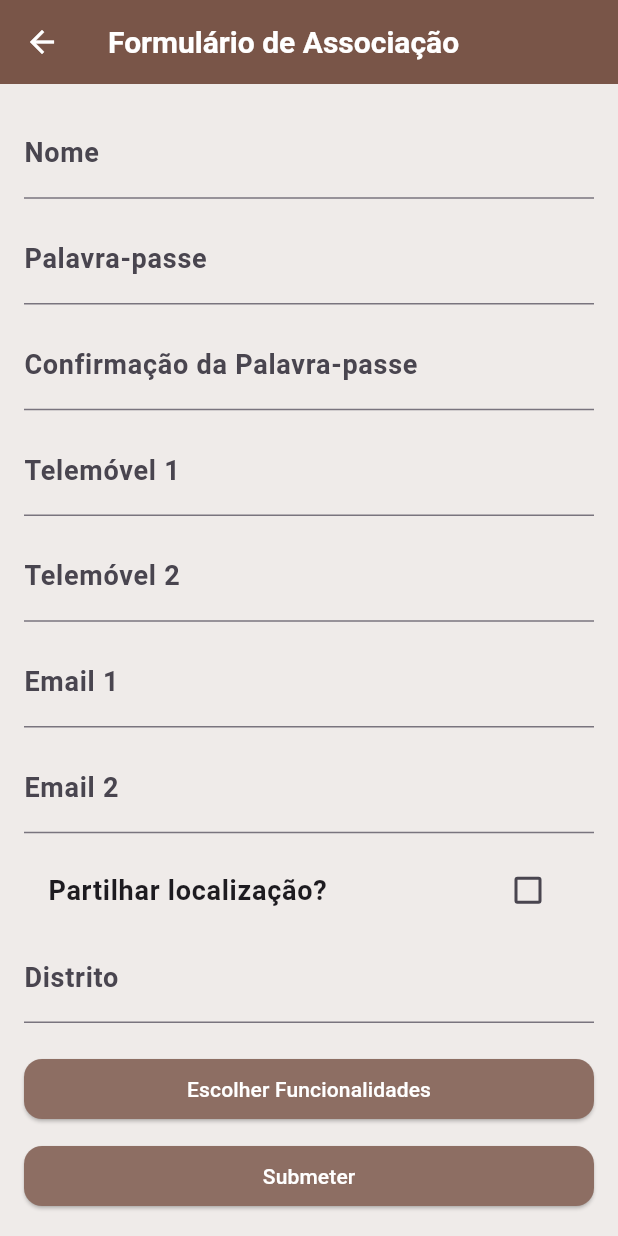
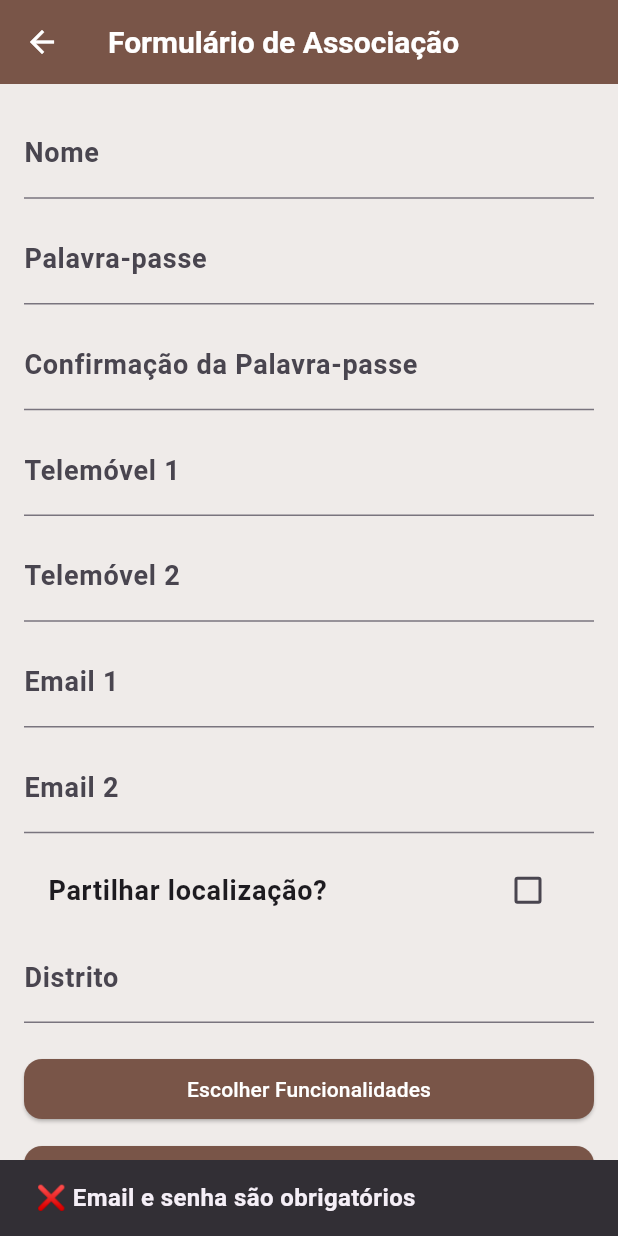
Before and after one commit to DEISI-ULHT-TFC-2024-25/TFC-Aluno2116-PetMatch, a Flutter app: the CriarAssociacao screen opened directly, after a tap on "Submeter", on a phone screen of 412 x 824 dp. Run offline on Flutter 3.47's test engine with Material 3 defaults, Android fonts, the phone set to English and light mode, and no system bars; our stand-ins replace animate_do, cloud_firestore, firebase_auth, firebase_core, google_maps_flutter; accounts and stored records are empty; generated files the repository leaves out were written again.

Commit message:
correção nas funcionalidades guardadas quando a associação sse regista , alteração de tema , tentativa 2 dos unit tests

```diff
--- a/lib/screens/criarAssociacao.dart
+++ b/lib/screens/criarAssociacao.dart
@@ -6,15 +6,16 @@ import 'package:tinder_para_caes/firebaseLogic/authenticationService.dart';
 import 'package:provider/provider.dart';
 import 'package:tinder_para_caes/firebaseLogic/associacaoProvider.dart';
 import '../models/funcionalidades.dart' show Funcionalidades;
+import '../theme/theme.dart'; // Importação do tema
 
 class CriarAssociacao extends StatefulWidget {
   const CriarAssociacao({super.key});
 
   @override
-  _CriarAssociacaoFormScreenState createState() => _CriarAssociacaoFormScreenState();
+  _CriarAssociacaoState createState() => _CriarAssociacaoState();
 }
 
-class _CriarAssociacaoFormScreenState extends State<CriarAssociacao> {
+class _CriarAssociacaoState extends State<CriarAssociacao> {
   bool shareLocation = false;
   final Authenticationservice authService = Authenticationservice();
   final TextEditingController nomeController = TextEditingController();
@@ -27,7 +28,6 @@ class _CriarAssociacaoFormScreenState extends State<CriarAssociacao> {
   final TextEditingController moradaController = TextEditingController();
   final TextEditingController distritoController = TextEditingController();
 
-
   List<Funcionalidades> funcionalidadesSelecionadas = [];
 
   void _mostrarPopUpFuncionalidades() async {
@@ -37,17 +37,19 @@ class _CriarAssociacaoFormScreenState extends State<CriarAssociacao> {
       context: context,
       builder: (BuildContext context) {
         return AlertDialog(
-          title: const Text("Escolha as Funcionalidades que deseja que as pessoas possam realizar"),
-          content: Container(
-            width: MediaQuery.of(context).size.width * 0.9, // Ocupa quase a tela toda
+          title: const Text("Escolha as Funcionalidades"),
+          content: SizedBox(
+            width: MediaQuery.of(context).size.width * 0.9,
             height: MediaQuery.of(context).size.height * 0.7,
-            child: ListView(
+            child: StatefulBuilder(
+              builder: (context, setStateDialog) {
+                return ListView(
                   children: Funcionalidades.values.map((func) {
                     return CheckboxListTile(
                       title: Text(func.toString().split('.').last),
                       value: selecionadasTemp.contains(func),
                       onChanged: (bool? value) {
-                    setState(() {
+                        setStateDialog(() {
                           if (value == true) {
                             selecionadasTemp.add(func);
                           } else {
@@ -57,21 +59,21 @@ class _CriarAssociacaoFormScreenState extends State<CriarAssociacao> {
                       },
                     );
                   }).toList(),
+                );
+              },
             ),
           ),
           actions: [
             TextButton(
-              onPressed: () {
-                Navigator.pop(context, false);
-              },
+              onPressed: () => Navigator.pop(context, false),
               child: const Text("Cancelar"),
             ),
             TextButton(
               onPressed: () {
+                setState(() {
                   funcionalidadesSelecionadas = selecionadasTemp;
-                MaterialPageRoute(
-                    builder: (context) => const AssociacaoHomeScreen(),
-                );;
+                });
+                Navigator.pop(context, true);
               },
               child: const Text("Confirmar"),
             ),
@@ -87,61 +89,70 @@ class _CriarAssociacaoFormScreenState extends State<CriarAssociacao> {
 
   void register() async {
     if (passwordController.text != confirmPasswordController.text) {
-      print("❌ As palavras-passe não coincidem!");
+      ScaffoldMessenger.of(context).showSnackBar(
+        const SnackBar(content: Text("❌ As palavras-passe não coincidem!")),
+      );
       return;
     }
     if (passwordController.text.isEmpty || email1Controller.text.isEmpty) {
-      print("❌ Email e senha são obrigatórios");
+      ScaffoldMessenger.of(context).showSnackBar(
+        const SnackBar(content: Text("❌ Email e senha são obrigatórios")),
+      );
       return;
     }
 
     Map<String, dynamic> associacaoData = {
       "nome": nomeController.text,
       "emailGeral": email1Controller.text,
-      "emailParaAlgumaCoisa": email2Controller.text,
+      "emailParaAlgumaCoisa": email2Controller.text.isNotEmpty ? email2Controller.text : null,
       "telemovelPrincipal": telefone1Controller.text,
       "telemovelSecundario": telefone2Controller.text,
-      "morada": shareLocation ? moradaController.text : null,
-      "distrito": !shareLocation ? distritoController.text : null,
+      "morada": shareLocation ? moradaController.text : null, // Morada apenas se shareLocation for true
+      "distrito": distritoController.text, // Distrito sempre presente
       "tipo": "associacao",
       "animais": [],
       "pedidos": [],
       "eventos": [],
       "necessidades": [],
-      "funcionalidades": funcionalidadesSelecionadas
-          .map((f) => f.toString().split('.').last)
-          .toList(),
+      "funcionalidades": funcionalidadesSelecionadas.map((f) => f.toString().split('.').last).toList(),
     };
 
     var firebaseUser = await authService.registerAssociacao(
-
       email1Controller.text,
       passwordController.text,
       associacaoData,
     );
 
     if (firebaseUser != null) {
-      print("✅ Associação registada com sucesso!");
       final uid = firebaseUser.uid;
       final docRef = FirebaseFirestore.instance.collection('associacao').doc(uid);
       final docSnap = await docRef.get();
-      final data = docSnap.data() as Map<String, dynamic>;
-      final minhaAssociacao = Associacao.fromMap(uid,data);
-      Provider.of<AssociacaoProvider>(context, listen: false)
-          .setAssociation(minhaAssociacao);
+      final data = docSnap.data();
+
+      if (data != null) {
+        final minhaAssociacao = Associacao.fromMap(uid, data);
+        Provider.of<AssociacaoProvider>(context, listen: false).setAssociation(minhaAssociacao);
+      }
+
       Navigator.pushReplacement(
         context,
-        MaterialPageRoute(
-          builder: (context) => const AssociacaoHomeScreen(),
-        ),
+        MaterialPageRoute(builder: (context) => const AssociacaoHomeScreen()),
+      );
+
+      ScaffoldMessenger.of(context).showSnackBar(
+        const SnackBar(content: Text("✅ Associação registada com sucesso!")),
       );
     } else {
-      print("❌ Erro ao registrar associação");
+      ScaffoldMessenger.of(context).showSnackBar(
+        const SnackBar(content: Text("❌ Erro ao registrar associação")),
+      );
     }
   }
 
   @override
   Widget build(BuildContext context) {
+    final theme = Theme.of(context); // Obtém o tema
+
     return Scaffold(
       appBar: AppBar(title: const Text('Formulário de Associação')),
       body: Padding(
@@ -150,39 +161,39 @@ class _CriarAssociacaoFormScreenState extends State<CriarAssociacao> {
           children: [
             TextField(
               controller: nomeController,
-              decoration: const InputDecoration(labelText: 'Nome'),
+              decoration: InputDecoration(labelText: 'Nome'),
             ),
             const SizedBox(height: 10),
             TextField(
               controller: passwordController,
-              decoration: const InputDecoration(labelText: 'Palavra-passe'),
+              decoration: InputDecoration(labelText: 'Palavra-passe'),
               obscureText: true,
             ),
             const SizedBox(height: 10),
             TextField(
               controller: confirmPasswordController,
-              decoration: const InputDecoration(labelText: 'Confirmação da Palavra-passe'),
+              decoration: InputDecoration(labelText: 'Confirmação da Palavra-passe'),
               obscureText: true,
             ),
             const SizedBox(height: 10),
             TextField(
               controller: telefone1Controller,
-              decoration: const InputDecoration(labelText: 'Telemóvel 1'),
+              decoration: InputDecoration(labelText: 'Telemóvel 1'),
             ),
             const SizedBox(height: 10),
             TextField(
               controller: telefone2Controller,
-              decoration: const InputDecoration(labelText: 'Telemóvel 2'),
+              decoration: InputDecoration(labelText: 'Telemóvel 2'),
             ),
             const SizedBox(height: 10),
             TextField(
               controller: email1Controller,
-              decoration: const InputDecoration(labelText: 'Email 1'),
+              decoration: InputDecoration(labelText: 'Email 1'),
             ),
             const SizedBox(height: 10),
             TextField(
               controller: email2Controller,
-              decoration: const InputDecoration(labelText: 'Email 2'),
+              decoration: InputDecoration(labelText: 'Email 2'),
             ),
             const SizedBox(height: 10),
             CheckboxListTile(
@@ -198,7 +209,6 @@ class _CriarAssociacaoFormScreenState extends State<CriarAssociacao> {
               controller: distritoController,
               decoration: const InputDecoration(labelText: 'Distrito'),
             ),
-
             if (shareLocation) ...[
               TextField(
                 controller: moradaController,
@@ -207,15 +217,16 @@ class _CriarAssociacaoFormScreenState extends State<CriarAssociacao> {
             ],
             const SizedBox(height: 20),
             ElevatedButton(
+              style: ElevatedButton.styleFrom(backgroundColor: theme.primaryColor),
               onPressed: _mostrarPopUpFuncionalidades,
               child: const Text("Escolher Funcionalidades"),
             ),
             const SizedBox(height: 10),
             ElevatedButton(
+              style: ElevatedButton.styleFrom(backgroundColor: theme.primaryColor),
               onPressed: register,
               child: const Text("Submeter"),
             ),
-
           ],
         ),
       ),
--- a/pubspec.yaml
+++ b/pubspec.yaml
@@ -50,6 +50,7 @@ dependencies:
 
   provider: any
   animate_do: ^4.2.0
+
 dev_dependencies:
   flutter_test:
     sdk: flutter
@@ -63,7 +64,6 @@ dev_dependencies:
   flutter_lints: ^5.0.0
   mockito: ^5.4.2
   build_runner: ^2.4.6
-
 
 
 
```
Also changed, not shown: lib/models/associacao.dart (+20 -48 lines), assets/paw.png, 1 other file. Lines whose indentation alone changed are shown as unchanged.
